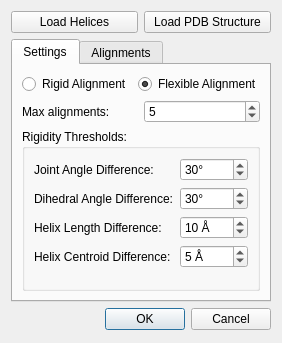
Above: Gorgon/src_ui/ui_dialog_calpha_flexible_fitting.ui from GorgonCryoEM/Gorgon before the change. Below: the same form after it.
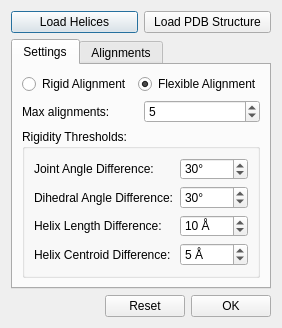
That is the form after the change.

Commit message: Allowing users to reset a flexible fitting if need be.

Diff of the .ui file:
```diff
--- a/Gorgon/src_ui/ui_dialog_calpha_flexible_fitting.ui
+++ b/Gorgon/src_ui/ui_dialog_calpha_flexible_fitting.ui
@@ -6,7 +6,7 @@
     <x>0</x>
     <y>0</y>
     <width>282</width>
-    <height>343</height>
+    <height>328</height>
    </rect>
   </property>
   <property name="sizePolicy" >
@@ -285,22 +285,23 @@
        </property>
        <property name="sizeHint" stdset="0" >
         <size>
-         <width>358</width>
-         <height>20</height>
+         <width>78</width>
+         <height>17</height>
         </size>
        </property>
       </spacer>
      </item>
      <item>
-      <widget class="QDialogButtonBox" name="buttonBox" >
-       <property name="toolTip" >
-        <string>Perform Fitting</string>
+      <widget class="QPushButton" name="pushButtonReset" >
+       <property name="text" >
+        <string>Reset</string>
        </property>
-       <property name="orientation" >
-        <enum>Qt::Horizontal</enum>
-       </property>
-       <property name="standardButtons" >
-        <set>QDialogButtonBox::Cancel|QDialogButtonBox::Ok</set>
+      </widget>
+     </item>
+     <item>
+      <widget class="QPushButton" name="pushButtonOk" >
+       <property name="text" >
+        <string>OK</string>
        </property>
       </widget>
      </item>
```
Left out of the diff: 32 changed lines with no effect on the pictures. The commit also changes 7 other files.
